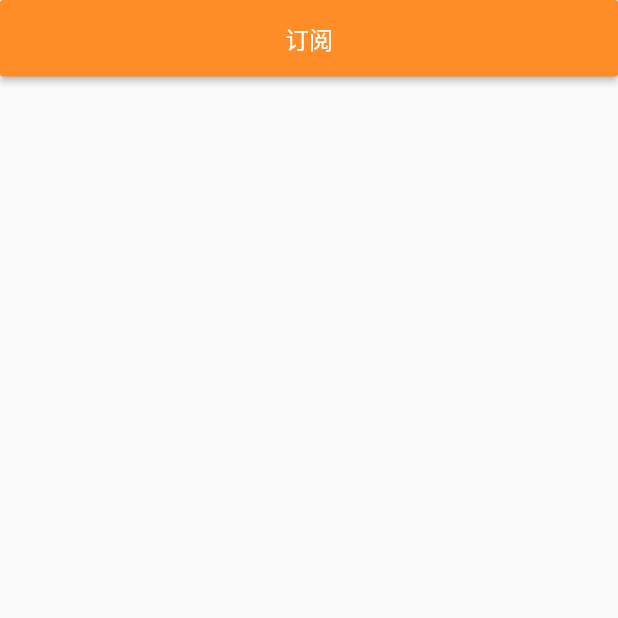
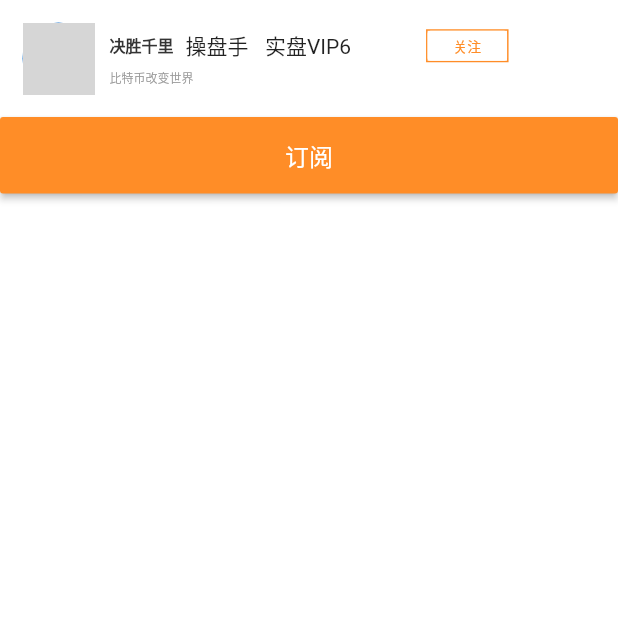
Before and after one commit to 919955081/flutter_demo, a Flutter app: the HomeMsgPage screen opened directly, on a phone screen of 412 x 824 dp, the top half of it. Run offline on Flutter 3.47's test engine with Material 2 defaults, Android fonts, the phone set to English and light mode, and no system bars; our stand-ins replace flutter_swiper, fluttertoast; network calls fail; grey boxes are pictures that could not be loaded.

Commit message:
first commit4

```diff
--- a/lib/follow/HomeMsgPage.dart
+++ b/lib/follow/HomeMsgPage.dart
@@ -10,7 +10,79 @@ class _HomeMsgPageState extends State<HomeMsgPage> {
   Widget build(BuildContext context) {
     return new Scaffold(
       body: Container(
-        child:
+        color: Colors.white,
+        child:Column(
+          children: <Widget>[
+            Container(
+              padding: EdgeInsets.all(15),
+              child: Column(
+                children: <Widget>[
+                  Row(
+                    children: <Widget>[
+                      Container(
+                        width: 48,
+                          height: 48,
+                          child:CircleAvatar(
+                            backgroundImage: NetworkImage("http://img1.xcarimg.com/exp/2872/2875/2937/20101220130509576539.jpg"),
+                          ) ,),
+                      SizedBox(width: 10,),
+                      Column(
+                         mainAxisAlignment: MainAxisAlignment.center,
+                        crossAxisAlignment: CrossAxisAlignment.start,
+                        children: <Widget>[
+                          Row(children: <Widget>[
+                            Text(
+                              "决胜千里",
+                              style: TextStyle(
+                                color: Color(0xFF333333),
+                                fontSize: 10.67,
+                                fontWeight: FontWeight.bold
+                              ),
+                            ),
+                            SizedBox(width: 8,),
+                            Text("操盘手"),
+                            SizedBox(width: 11),
+                            Text("实盘VIP6"),
+//                            SizedBox(width: 69.5),
+                            Container(
+                              margin: EdgeInsets.only(left: 50),
+                              width: 55,
+                              height: 22,
+                              decoration: BoxDecoration(
+                                border: Border.all(color: Color(0xFFFF8D27)),
+                              ),
+                              child:  RaisedButton(
+                                elevation: 0,
+                                onPressed: (){
+                                },
+                                color: Colors.white,
+                                child: Text("关注",style: TextStyle(color: Color(0xFFFF8D27),fontSize: 9.33),),
+                              ),
+                            ),
+
+                          ],),
+                          SizedBox(height: 5),
+                          Text(
+                            "比特币改变世界",
+                            style: TextStyle(
+                                color: Color(0xFF9B9B9B),
+                                fontSize: 8
+                            ),
+                          )
+                        ],
+                      )
+                    ],
+                  ),
+
+                ],
+              ),
+            ),
+            Row(
+              mainAxisAlignment: MainAxisAlignment.start,
+              crossAxisAlignment: CrossAxisAlignment.center,
+              children: <Widget>[
+              ],
+            ),
             Container(
               height: 51,
               child:   RaisedButton(
@@ -31,8 +103,8 @@ class _HomeMsgPageState extends State<HomeMsgPage> {
                   )
               ), ),
             )
-
-
+          ],
+        ),
       ),
     );
   }
```
